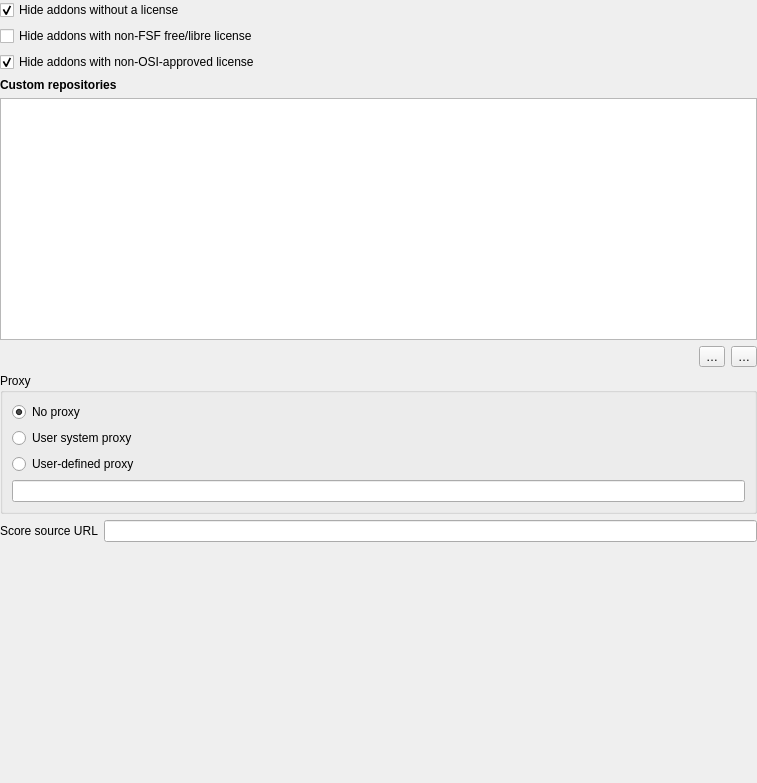
First picture: the form in AddonManagerOptions.ui, repository chennes/AddonManager, before the edit.
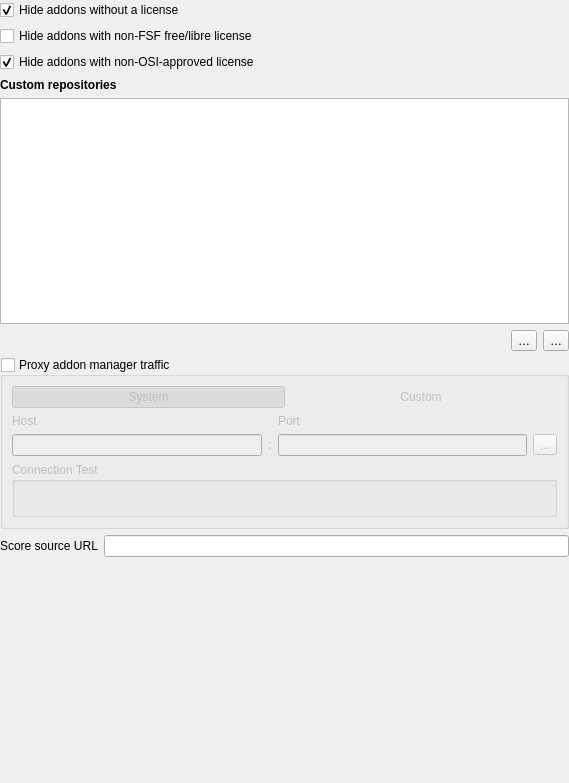
Second picture: the form after the edit. Custom widgets are drawn as their Qt base class.

Commit message: Fix proxy settings, migrate format, improve UI

Patch:
```diff
--- a/AddonManagerOptions.ui
+++ b/AddonManagerOptions.ui
@@ -6,7 +6,7 @@
    <rect>
     <x>0</x>
     <y>0</y>
-    <width>757</width>
+    <width>569</width>
     <height>783</height>
    </rect>
   </property>
@@ -137,62 +137,121 @@
    <item>
     <widget class="QGroupBox" name="groupBox">
      <property name="title">
-      <string>Proxy</string>
+      <string>Proxy addon manager traffic</string>
+     </property>
+     <property name="flat">
+      <bool>false</bool>
+     </property>
+     <property name="checkable">
+      <bool>true</bool>
+     </property>
+     <property name="checked">
+      <bool>false</bool>
      </property>
      <layout class="QVBoxLayout" name="verticalLayout_2">
       <item>
-       <widget class="Gui::PrefRadioButton" name="guiprefradiobuttonnoproxy">
+       <layout class="QHBoxLayout" name="proxyMainButtonLayout">
+        <property name="spacing">
+         <number>0</number>
+        </property>
+        <item>
+         <widget class="QPushButton" name="systemProxyButton">
+          <property name="toolTip">
+           <string>Use the system's proxy settings</string>
+          </property>
         <property name="text">
-         <string>No proxy</string>
-        </property>
+           <string>System</string>
+          </property>
+          <property name="checkable">
+           <bool>true</bool>
+          </property>
         <property name="checked">
          <bool>true</bool>
         </property>
-        <property name="prefEntry" stdset="0">
-         <cstring>NoProxyCheck</cstring>
-        </property>
-        <property name="prefPath" stdset="0">
-         <cstring>Addons</cstring>
+          <property name="autoExclusive">
+           <bool>true</bool>
+          </property>
+          <property name="flat">
+           <bool>true</bool>
         </property>
        </widget>
       </item>
       <item>
-       <widget class="Gui::PrefRadioButton" name="guiprefradiobuttonsystemproxy">
+         <widget class="QPushButton" name="customProxyButton">
+          <property name="toolTip">
+           <string>Use custom proxy settings</string>
+          </property>
         <property name="text">
-         <string>User system proxy</string>
-        </property>
-        <property name="prefEntry" stdset="0">
-         <cstring>SystemProxyCheck</cstring>
-        </property>
-        <property name="prefPath" stdset="0">
-         <cstring>Addons</cstring>
-        </property>
-       </widget>
-      </item>
+           <string>Custom</string>
+          </property>
+          <property name="checkable">
+           <bool>true</bool>
+          </property>
+          <property name="autoExclusive">
+           <bool>true</bool>
+          </property>
+          <property name="flat">
+           <bool>true</bool>
+          </property>
+         </widget>
+        </item>
+       </layout>
+      </item>
       <item>
-       <widget class="Gui::PrefRadioButton" name="guiprefradiobuttonuserproxy">
+       <layout class="QGridLayout" name="proxyHostSettingLayout">
+        <item row="0" column="0">
+         <widget class="QLabel" name="proxyHostLabel">
         <property name="text">
-         <string>User-defined proxy</string>
-        </property>
-        <property name="checked">
-         <bool>false</bool>
-        </property>
-        <property name="prefEntry" stdset="0">
-         <cstring>UserProxyCheck</cstring>
-        </property>
-        <property name="prefPath" stdset="0">
-         <cstring>Addons</cstring>
-        </property>
-       </widget>
-      </item>
+           <string>Host</string>
+          </property>
+         </widget>
+        </item>
+        <item row="0" column="2">
+         <widget class="QLabel" name="proxyPortLabel">
+          <property name="text">
+           <string>Port</string>
+          </property>
+         </widget>
+        </item>
+        <item row="1" column="0">
+         <widget class="QLineEdit" name="proxyHostLineEdit"/>
+        </item>
+        <item row="1" column="1">
+         <widget class="QLabel" name="proxyColonSeparatorLabel">
+          <property name="text">
+           <string>:</string>
+          </property>
+         </widget>
+        </item>
+        <item row="1" column="2">
+         <widget class="QLineEdit" name="proxyPortLineEdit"/>
+        </item>
+        <item row="1" column="3">
+         <widget class="QToolButton" name="proxyTestButton">
+          <property name="toolTip">
+           <string>Test these proxy settings</string>
+          </property>
+          <property name="text">
+           <string>...</string>
+          </property>
+         </widget>
+        </item>
+       </layout>
+      </item>
       <item>
-       <widget class="Gui::PrefLineEdit" name="guipreflineedituserproxy">
-        <property name="prefEntry" stdset="0">
-         <cstring>ProxyUrl</cstring>
+       <widget class="QGroupBox" name="proxyStatusTestGroupBox">
+        <property name="title">
+         <string>Connection Test</string>
         </property>
-        <property name="prefPath" stdset="0">
-         <cstring>Addons</cstring>
-        </property>
+        <layout class="QHBoxLayout" name="proxyStatusTestLayout">
+         <item>
+          <widget class="QLabel" name="proxyStatusTestOutputLabel">
+           <property name="text">
+            <string></string>
+           </property>
+          </widget>
+         </item>
+        </layout>
        </widget>
       </item>
      </layout>
@@ -249,11 +308,6 @@
    <extends>QCheckBox</extends>
    <header>Gui/PrefWidgets.h</header>
   </customwidget>
-  <customwidget>
-   <class>Gui::PrefRadioButton</class>
-   <extends>QRadioButton</extends>
-   <header>Gui/PrefWidgets.h</header>
-  </customwidget>
   <customwidget>
    <class>Gui::PrefLineEdit</class>
    <extends>QLineEdit</extends>
```
Left out of the diff: 5 changed lines with no effect on the pictures. Lines whose indentation alone changed are shown as unchanged. The commit also changes 6 other files.
